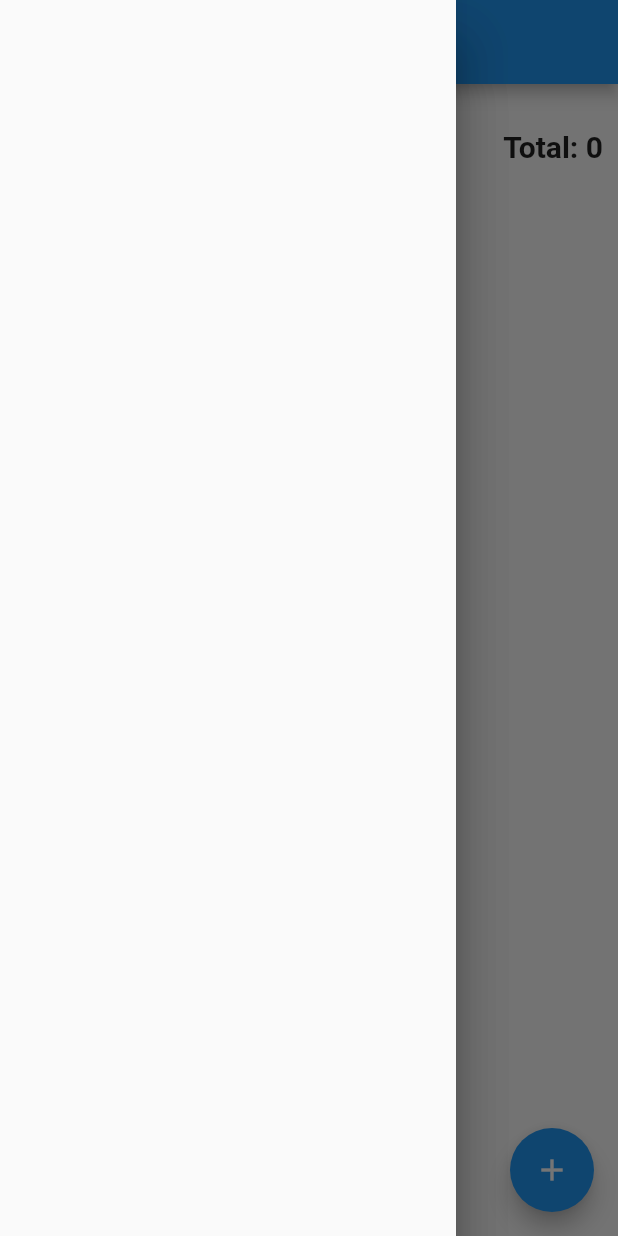
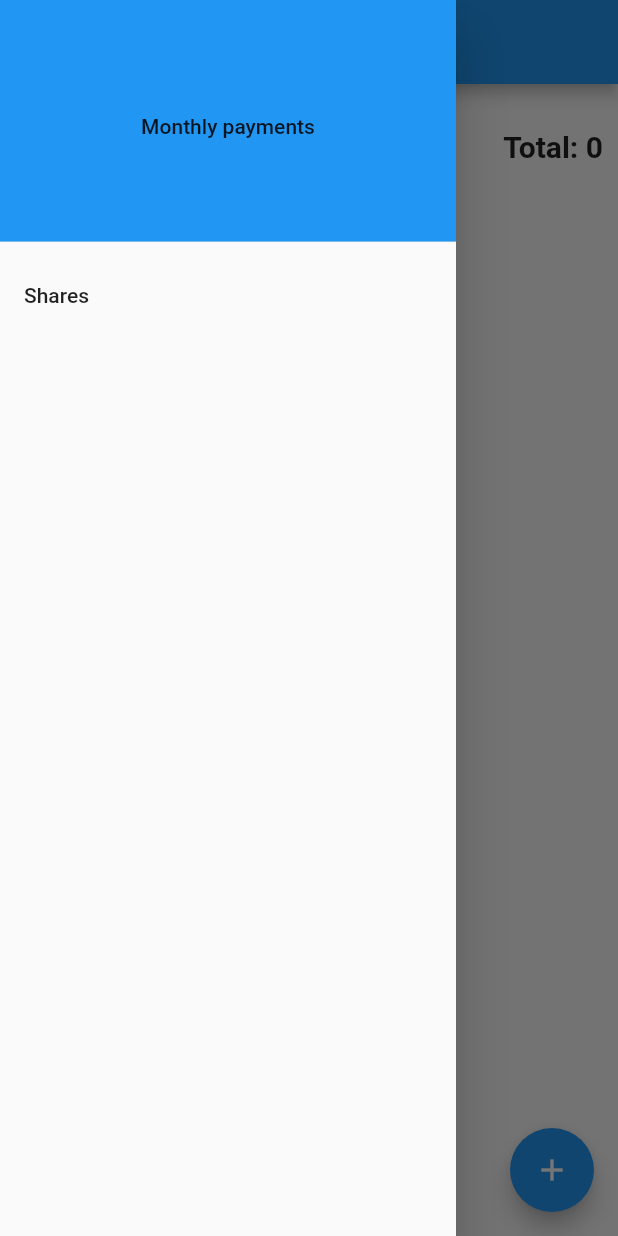
Before and after one commit to Sriram-52/monthly-payments, a Flutter app: the screen it shows after launch, with the side drawer open, on a phone screen of 412 x 824 dp. Run offline on Flutter 3.47's test engine with Material 2 defaults, Android fonts, the phone set to English and light mode, and no system bars; our stand-ins replace cloud_firestore, date_field, firebase_core, jiffy, multi_select_flutter; accounts and stored records are empty.

Commit message:
v3 commit

```diff
--- a/lib/screens/drawer.dart
+++ b/lib/screens/drawer.dart
@@ -1,4 +1,5 @@
 import 'package:flutter/material.dart';
+import 'package:monthlypayments/screens/shares.dart';
 
 class UserDrawer extends StatefulWidget {
   const UserDrawer({Key? key}) : super(key: key);
@@ -10,6 +11,32 @@ class UserDrawer extends StatefulWidget {
 class _UserDrawerState extends State<UserDrawer> {
   @override
   Widget build(BuildContext context) {
-    return Drawer();
+    return Container(
+      child: ListView(
+        padding: const EdgeInsets.all(0),
+        children: [
+          DrawerHeader(
+            child: Center(
+              child: Text(
+                'Monthly payments',
+              ),
+            ),
+            decoration: BoxDecoration(
+              color: Colors.blue,
+            ),
+          ),
+          ListTile(
+            onTap: () {
+              Navigator.pop(context);
+              Navigator.push(
+                context,
+                MaterialPageRoute(builder: (context) => Shares()),
+              );
+            },
+            title: Text('Shares'),
+          ),
+        ],
+      ),
+    );
   }
 }
--- a/lib/screens/home.dart
+++ b/lib/screens/home.dart
@@ -1,15 +1,11 @@
-import 'package:collection/collection.dart';
 import 'package:flutter/material.dart';
-import 'package:monthlypayments/constants/formatters.dart';
+import 'package:monthlypayments/common/Loading.dart';
 import 'package:monthlypayments/constants/styles.dart';
 import 'package:monthlypayments/models/payment_model.dart';
-import 'package:monthlypayments/models/user_model.dart';
 import 'package:monthlypayments/screens/add_menu.dart';
-import 'package:monthlypayments/screens/add_user.dart';
 import 'package:monthlypayments/screens/drawer.dart';
-import 'package:monthlypayments/screens/payment_card.dart';
+import 'package:monthlypayments/screens/sort_payments.dart';
 import 'package:monthlypayments/services/payments.dart';
-import 'package:monthlypayments/services/users.dart';
 
 class HomePage extends StatefulWidget {
   const HomePage({Key? key}) : super(key: key);
@@ -51,57 +47,22 @@ class _HomePageState extends State<HomePage> {
                   stream: _paymentsService.getPayments(selectedUser),
                   builder: (context, snapshot) {
                     if (snapshot.connectionState == ConnectionState.waiting)
-                      return Center(child: CircularProgressIndicator());
+                      return Loading();
                     final payments = snapshot.data ?? [];
 
-                    final paymentsByDate = groupBy(
-                      payments,
-                      (PaymentModel payment) => Formatters.timeStampToDate(
-                        payment.purchasedDate,
-                      ),
-                    );
-
-                    num total = 0;
-                    payments.forEach((element) {
-                      total += element.rate * element.quantity;
-                    });
-
-                    List<Widget> _children = [];
-
-                    paymentsByDate.forEach((date, list) {
-                      _children.add(
-                        Container(
-                          padding: const EdgeInsets.only(top: 10),
-                          child: Column(
-                            crossAxisAlignment: CrossAxisAlignment.start,
-                            children: [
-                              Container(
-                                padding: const EdgeInsets.only(bottom: 5),
-                                child: Text(
-                                  date,
-                                  style: Styles.subTitleStyle,
-                                ),
-                              ),
-                              ...list.map((payment) => PaymentCard(payment: payment)).toList()
-                            ],
-                          ),
-                        ),
-                      );
-                    });
-
-                    return ListView(
+                    return Column(
                       children: [
                         Container(
                           alignment: Alignment.bottomRight,
                           child: Text(
-                            'Total: $total',
+                            'Total: ${_paymentsService.getTotal(payments)}',
                             style: Styles.titleStyle,
                           ),
                         ),
-                        ..._children,
-                        Container(
-                          margin: EdgeInsets.only(bottom: 100),
+                        Expanded(
+                          child: SortPaymentsByDate(payments: payments),
                         ),
+
                       ],
                     );
                   },
--- /dev/null
+++ b/lib/screens/sort_payments.dart
@@ -0,0 +1,63 @@
+import 'package:flutter/material.dart';
+import 'package:monthlypayments/constants/styles.dart';
+import 'package:monthlypayments/models/payment_model.dart';
+import 'package:monthlypayments/screens/payment_card.dart';
+import 'package:monthlypayments/services/payments.dart';
+
+class SortPaymentsByDate extends StatefulWidget {
+  final List<PaymentModel> payments;
+  final bool? isShare;
+
+  SortPaymentsByDate({
+    required this.payments,
+    this.isShare,
+  });
+
+  @override
+  _SortPaymentsByDateState createState() => _SortPaymentsByDateState();
+}
+
+class _SortPaymentsByDateState extends State<SortPaymentsByDate> {
+  final PaymentsService _paymentsService = PaymentsService();
+
+  @override
+  Widget build(BuildContext context) {
+    final paymentsByDate = _paymentsService.getPaymentsByDate(widget.payments);
+    List<Widget> _children = [];
+
+    paymentsByDate.forEach((date, list) {
+      _children.add(
+        Container(
+          padding: const EdgeInsets.only(top: 10),
+          child: Column(
+            crossAxisAlignment: CrossAxisAlignment.start,
+            children: [
+              Container(
+                padding: const EdgeInsets.only(bottom: 5),
+                child: Text(
+                  date,
+                  style: Styles.subTitleStyle,
+                ),
+              ),
+              ...list
+                  .map((payment) => PaymentCard(
+                        payment: payment,
+                        isShare: widget.isShare,
+                      ))
+                  .toList(),
+            ],
+          ),
+        ),
+      );
+    });
+
+    return ListView(
+      children: [
+        ..._children,
+        Container(
+          margin: EdgeInsets.only(bottom: 100),
+        ),
+      ],
+    );
+  }
+}
--- a/lib/services/payments.dart
+++ b/lib/services/payments.dart
@@ -1,4 +1,6 @@
 import 'package:cloud_firestore/cloud_firestore.dart';
+import 'package:collection/collection.dart';
+import 'package:monthlypayments/constants/formatters.dart';
 import 'package:monthlypayments/models/payment_model.dart';
 
 class PaymentsService {
@@ -31,4 +33,42 @@ class PaymentsService {
         .snapshots()
         .map(_paymentsFromFirebase);
   }
+
+  Stream<List<PaymentModel>> getSelectedPayments(String uId) {
+    return _firebaseFirestore
+        .collection('PAYMENTS')
+        .where('users', arrayContainsAny: [uId])
+        .where('isExist', isEqualTo: true)
+        .orderBy('purchasedDate', descending: true)
+        .snapshots()
+        .map(_paymentsFromFirebase);
+  }
+
+  Stream<List<PaymentModel>> getPaymentsMadeByUser(String uId) {
+    return _firebaseFirestore
+        .collection('PAYMENTS')
+        .where('paymentMadeBy', isEqualTo: uId)
+        .orderBy('purchasedDate', descending: true)
+        .snapshots()
+        .map(_paymentsFromFirebase);
+  }
+
+  Map<String, List<PaymentModel>> getPaymentsByDate(List<PaymentModel> payments) {
+    return groupBy(
+      payments,
+      (PaymentModel payment) => Formatters.timeStampToDate(
+        payment.purchasedDate,
+      ),
+    );
+  }
+
+  num getTotal(List<PaymentModel> payments) {
+    num total = 0;
+
+    payments.forEach((element) {
+      total += element.rate;
+    });
+
+    return total;
+  }
 }
```
Also changed, not shown: lib/common/Loading.dart (added, +14 -0 lines), lib/screens/payment_card.dart (+8 -3 lines), lib/screens/shares.dart (added, +233 -0 lines).
